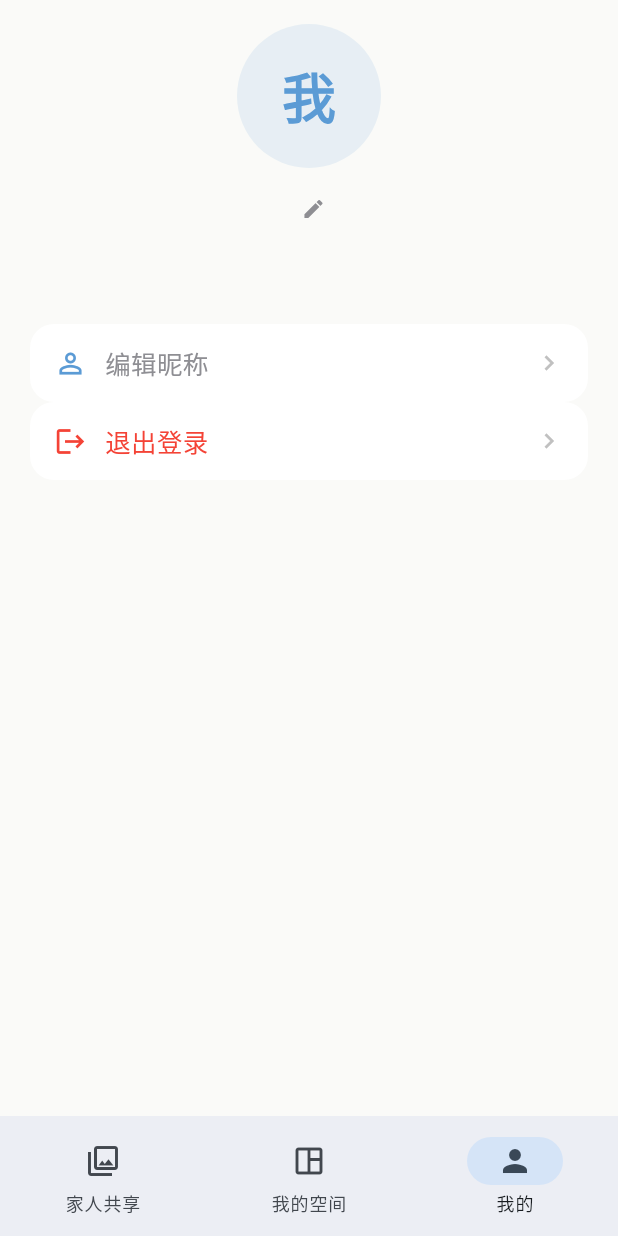
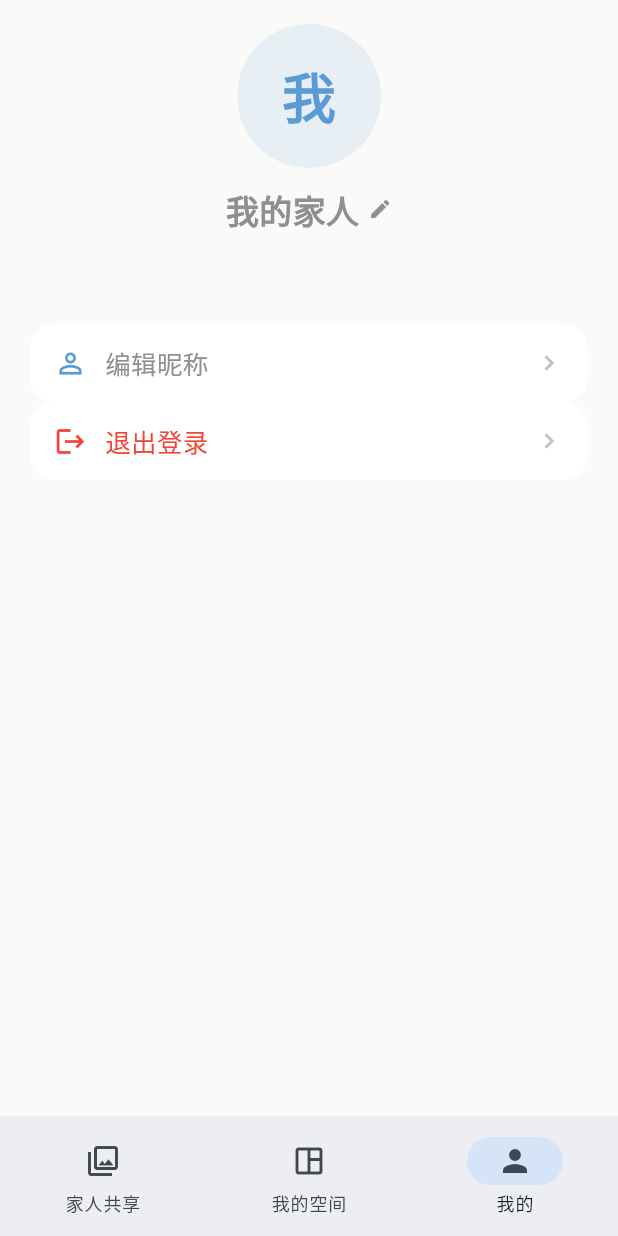
Before and after one commit to sunner777/-timehouse, a Flutter app: the ProfileScreen screen opened by its route, on a phone screen of 412 x 824 dp. Run offline on Flutter 3.47's test engine with Material 3 defaults, Android fonts, the phone set to English and light mode, and no system bars; our stand-ins replace cached_network_image, dio, go_router, image_picker, shared_preferences, sqflite; missing offline and left inert: gal; accounts and stored records are empty.

Commit message:
fix: nickname/avatar regression — setNickname silently dropped errors, never saved to server
Root cause: UserProvider.setNickname() had try/catch(_){} that silently
swallowed API errors. Nickname was saved locally (SharedPreferences) but
never reached the backend. On a new device, no local nor server data.

Changes:
- user_provider.dart: Remove silent catch in setNickname; add avatar
  field and _restoreProfile() to properly restore from server/local
  after SMS login; show errors to user
- storage_service.dart: Add saveAvatar/getAvatar for avatar persistence
- profile_screen.dart: Show user avatar; display error message from
  setNickname; clear error before editing
- backend User.js: Dynamic UPDATE only for provided fields (previously
  always set both, overwriting missing field with NULL)

Co-Authored-By: Claude <noreply@anthropic.com>

```diff
--- a/timehouse/lib/src/screens/profile_screen.dart
+++ b/timehouse/lib/src/screens/profile_screen.dart
@@ -22,6 +22,7 @@ class _ProfileScreenState extends State<ProfileScreen> {
   }
 
   void _editNickname(UserProvider provider) {
+    provider.clearError();
     final ctrl = TextEditingController(text: provider.nickname.isNotEmpty ? provider.nickname : '我的家人');
     showDialog(
       context: context,
@@ -93,10 +94,15 @@ class _ProfileScreenState extends State<ProfileScreen> {
                     child: CircleAvatar(
                       radius: 48,
                       backgroundColor: const Color(0xFF5B9BD5).withOpacity(0.12),
-                      child: Text(
-                        (provider.nickname ?? '我').isNotEmpty ? (provider.nickname ?? '我')[0] : '我',
-                        style: const TextStyle(fontSize: 36, color: Color(0xFF5B9BD5), fontWeight: FontWeight.w600),
-                      ),
+                      backgroundImage: (provider.avatar != null && provider.avatar!.isNotEmpty)
+                          ? NetworkImage(provider.avatar!)
+                          : null,
+                      child: (provider.avatar == null || provider.avatar!.isEmpty)
+                          ? Text(
+                              provider.nickname.isNotEmpty ? provider.nickname[0] : '我',
+                              style: const TextStyle(fontSize: 36, color: Color(0xFF5B9BD5), fontWeight: FontWeight.w600),
+                            )
+                          : null,
                     ),
                   ),
                   const SizedBox(height: 12),
@@ -106,7 +112,7 @@ class _ProfileScreenState extends State<ProfileScreen> {
                       mainAxisSize: MainAxisSize.min,
                       children: [
                         Text(
-                          provider.nickname ?? '我的家人',
+                          provider.nickname.isNotEmpty ? provider.nickname : '我的家人',
                           style: const TextStyle(fontSize: 22, fontWeight: FontWeight.w600),
                         ),
                         const SizedBox(width: 6),
@@ -116,6 +122,15 @@ class _ProfileScreenState extends State<ProfileScreen> {
                   ),
                   const SizedBox(height: 4),
                   Text(_displayPhone, style: const TextStyle(fontSize: 15, color: Color(0xFF8E8E93))),
+                  // 错误提示
+                  if (provider.errorMessage != null)
+                    Padding(
+                      padding: const EdgeInsets.only(top: 8),
+                      child: Text(
+                        provider.errorMessage!,
+                        style: const TextStyle(fontSize: 12, color: Colors.red),
+                      ),
+                    ),
                 ],
               ),
             ),
```
Also changed, not shown: timehouse/lib/src/providers/user_provider.dart (+52 -13 lines), timehouse/lib/src/services/storage_service.dart (+9 -0 lines), 1 other file.
